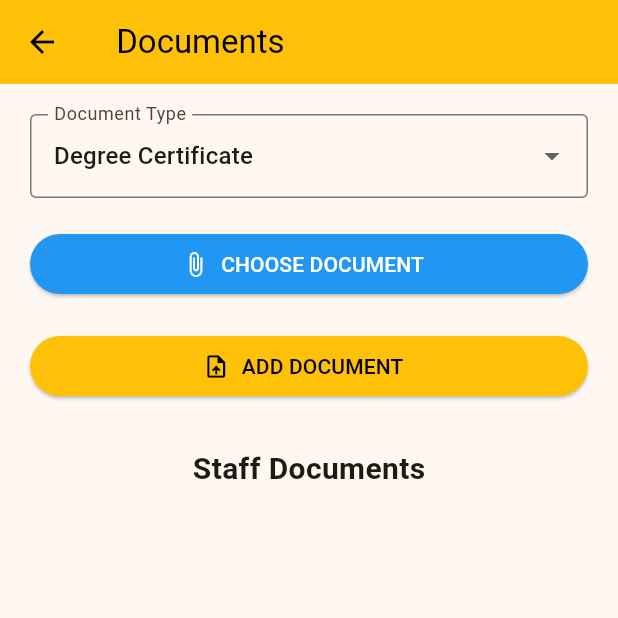
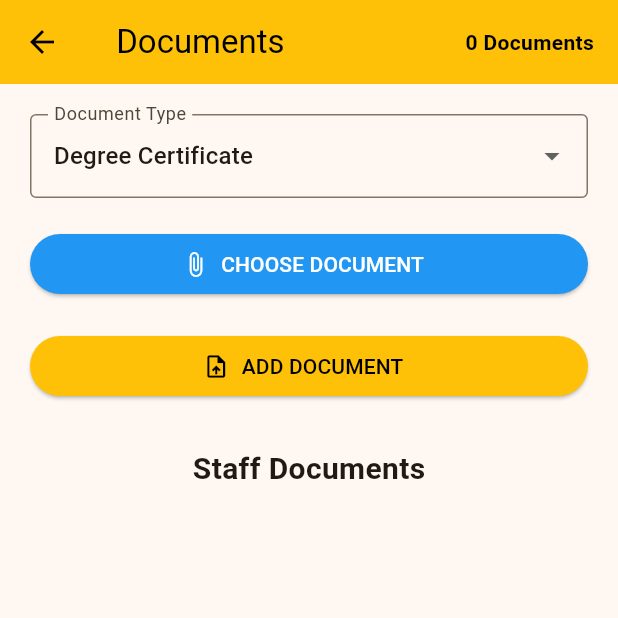
Before and after one commit to JosephSJohnson/ChampionOne, a Flutter app: the StaffDocumentsScreen screen opened directly with empty values, on a phone screen of 412 x 824 dp, the top half of it. Run offline on Flutter 3.47's test engine with Material 3 defaults, Android fonts, the phone set to English and light mode, and no system bars; our stand-ins replace file_picker, image_picker, open_filex, sqflite, sqflite_common_ffi; accounts and stored records are empty.

Commit message:
Add staff document count

```diff
--- a/lib/screens/staff/staff_documents_screen.dart
+++ b/lib/screens/staff/staff_documents_screen.dart
@@ -263,15 +263,26 @@ Widget build(BuildContext context) {
     return Scaffold(
 
       appBar: AppBar(
+  title: Text(
+    "${widget.staff.fullName} Documents",
+  ),
+  backgroundColor: Colors.amber,
+  foregroundColor: Colors.black,
 
-        title: Text(
-          "${widget.staff.fullName} Documents",
+  actions: [
+    Padding(
+      padding: const EdgeInsets.only(right: 16),
+      child: Center(
+        child: Text(
+          "${documents.length} Documents",
+          style: const TextStyle(
+            fontWeight: FontWeight.bold,
+          ),
         ),
-
-        backgroundColor: Colors.amber,
-        foregroundColor: Colors.black,
-
       ),
+    ),
+  ],
+),
 
 
 
```
